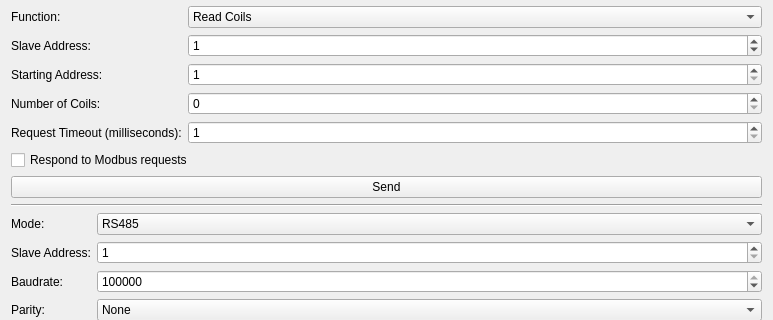
The window that src/brickv/plugin_system/plugins/rs485/ui/rs485.ui (Tinkerforge/brickv) describes before a commit, drawn with Qt 5; both pictures show x 0 to 773 and y 224 to 544 of the 773 by 739 pixel window.
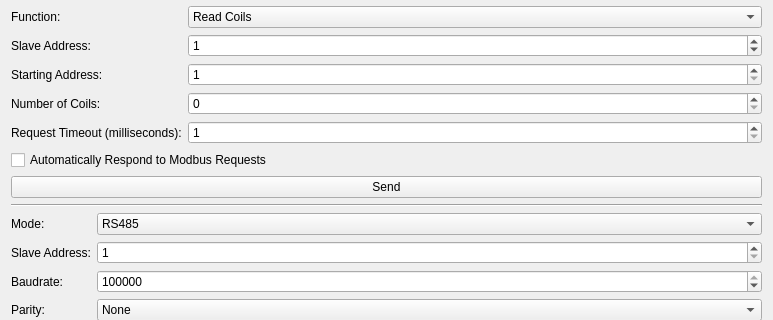
The same window after the commit.

Commit message: rs485: Make checkbox text even more explicit

Diff of the .ui file:
```diff
--- a/src/brickv/plugin_system/plugins/rs485/ui/rs485.ui
+++ b/src/brickv/plugin_system/plugins/rs485/ui/rs485.ui
@@ -312,7 +312,7 @@
      <item row="6" column="0" colspan="4">
       <widget class="QCheckBox" name="modbus_slave_respond_checkbox">
        <property name="text">
-        <string>Respond to Modbus requests</string>
+        <string>Automatically Respond to Modbus Requests</string>
        </property>
       </widget>
      </item>
```
